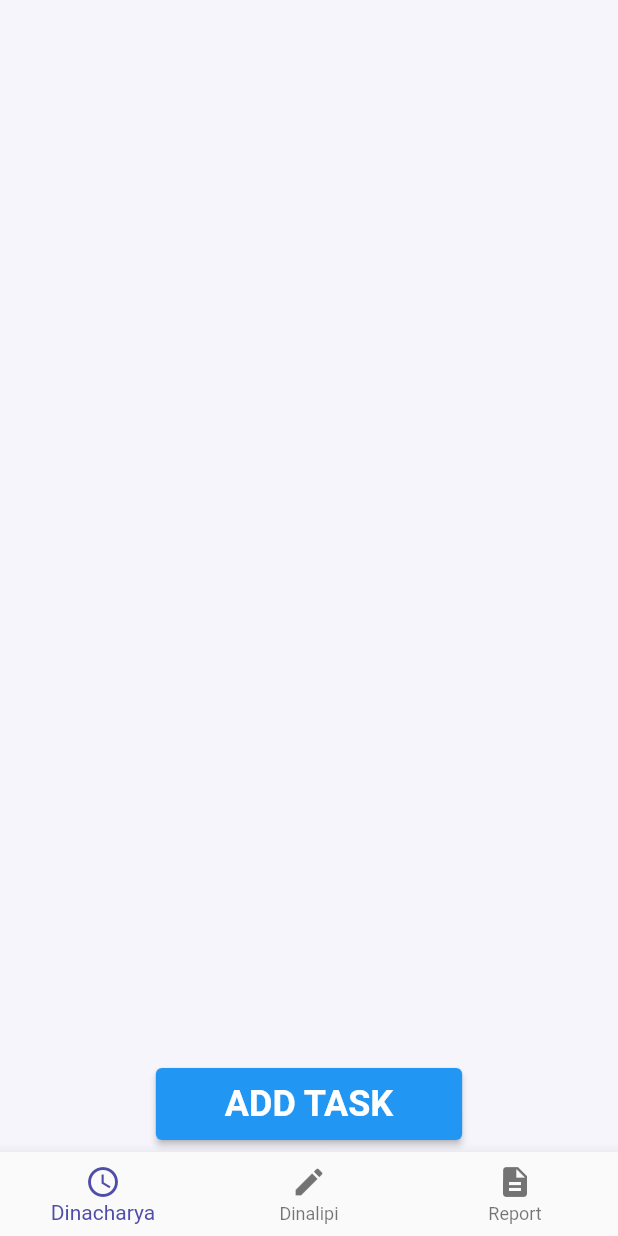
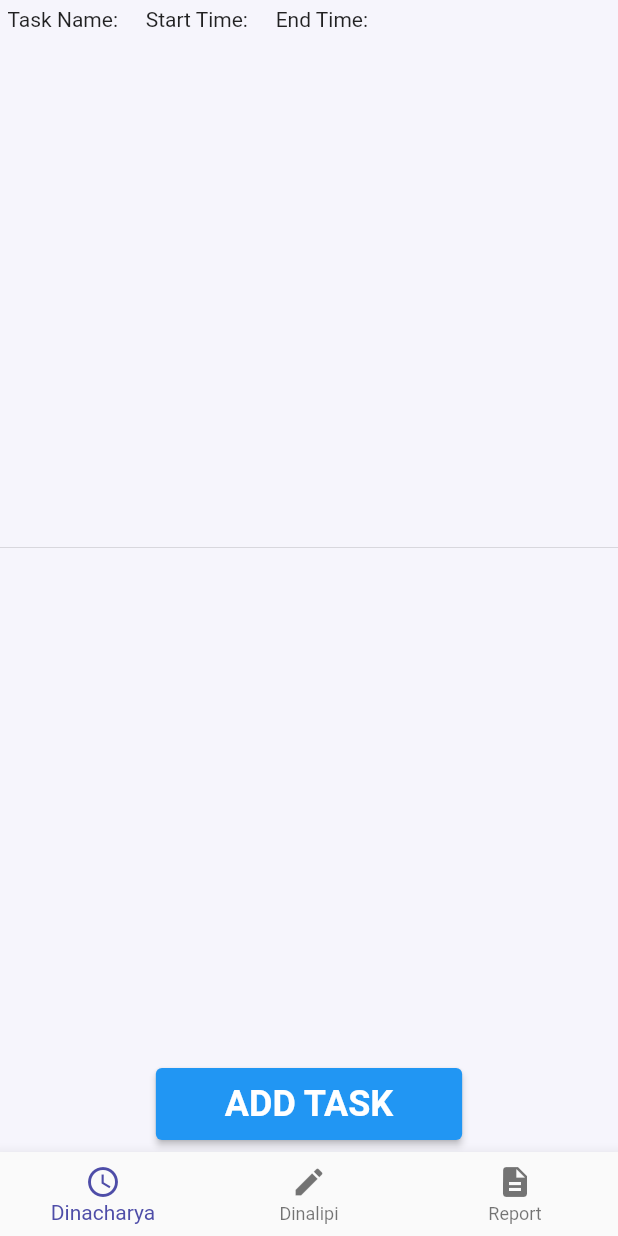
Before and after one commit to tnsmobilesolutions/dinalipi, a Flutter app: the screen it shows after launch, on a phone screen of 412 x 824 dp. Run offline on Flutter 3.47's test engine with Material 2 defaults, Android fonts, the light colour scheme and no system bars; our stand-ins replace get, timelines.

Commit message:
replaced provider with getx

```diff
--- a/lib/data/model/dinacharya.dart
+++ b/lib/data/model/dinacharya.dart
@@ -4,46 +4,10 @@ import 'package:dinalipi/data/model/task.dart';
 import 'package:flutter/foundation.dart';
 
 class Dinacharya {
-  List<Task> tasks;
+  List<Task>? tasks;
   Dinacharya({
-    required this.tasks,
+    this.tasks,
   });
 
-  Dinacharya copyWith({
-    List<Task>? tasks,
-  }) {
-    return Dinacharya(
-      tasks: tasks ?? this.tasks,
-    );
-  }
 
-  Map<String, dynamic> toMap() {
-    return {
-      'tasks': tasks.map((x) => x.toMap()).toList(),
-    };
-  }
-
-  factory Dinacharya.fromMap(Map<String, dynamic> map) {
-    return Dinacharya(
-      tasks: List<Task>.from(map['tasks']?.map((x) => Task.fromMap(x))),
-    );
-  }
-
-  String toJson() => json.encode(toMap());
-
-  factory Dinacharya.fromJson(String source) =>
-      Dinacharya.fromMap(json.decode(source));
-
-  @override
-  String toString() => 'Dinacharya(tasks: $tasks)';
-
-  @override
-  bool operator ==(Object other) {
-    if (identical(this, other)) return true;
-
-    return other is Dinacharya && listEquals(other.tasks, tasks);
-  }
-
-  @override
-  int get hashCode => tasks.hashCode;
 }
--- a/lib/data/model/task.dart
+++ b/lib/data/model/task.dart
@@ -1,66 +1,20 @@
-import 'dart:convert';
-import 'package:dinalipi/data/model/utility.dart';
-import 'package:flutter/material.dart';
 
-class Task {
-  String taskName;
-  TimeOfDay startTime;
-  TimeOfDay endTime;
+import 'package:get/get.dart';
 
-  Task({
-    required this.taskName,
-    required this.startTime,
-    required this.endTime,
-  });
+class Task extends GetxController {
+  var taskName = ''.obs;
+  var startTime = ''.obs;
+  var endTime = ''.obs;
 
-  Task copyWith({
-    String? taskName,
-    TimeOfDay? startTime,
-    TimeOfDay? endTime,
-  }) {
-    return Task(
-      taskName: taskName ?? this.taskName,
-      startTime: startTime ?? this.startTime,
-      endTime: endTime ?? this.endTime,
-    );
+  void addDinacharyaTask(var _taskName, var _startTime, var _endTime) {
+    taskName.value = _taskName;
+    startTime.value = _startTime;
+    endTime.value = _endTime;
+
+    update();
   }
 
-  Map<String, dynamic> toMap() {
-    return {
-      'taskName': taskName,
-      'startTime': Utility.timeOfDayString(
-          startTime), // TODO: need to check this if toString() works
-      'endTime': Utility.timeOfDayString(
-          endTime), // TODO: need to check this if toString() works
-    };
-  }
 
-  factory Task.fromMap(Map<String, dynamic> map) {
-    return Task(
-      taskName: map['taskName'],
-      startTime: Utility.getTimeOfDay(map['startTime']),
-      endTime: Utility.getTimeOfDay(map['endTime']),
-    );
-  }
 
-  String toJson() => json.encode(toMap());
 
-  factory Task.fromJson(String source) => Task.fromMap(json.decode(source));
-
-  @override
-  String toString() =>
-      'Task(taskName: $taskName, startTime: $startTime, endTime: $endTime)';
-
-  @override
-  bool operator ==(Object other) {
-    if (identical(this, other)) return true;
-
-    return other is Task &&
-        other.taskName == taskName &&
-        other.startTime == startTime &&
-        other.endTime == endTime;
-  }
-
-  @override
-  int get hashCode => taskName.hashCode ^ startTime.hashCode ^ endTime.hashCode;
 }
--- a/lib/main.dart
+++ b/lib/main.dart
@@ -12,6 +12,7 @@ import 'package:dinalipi/presentation/screens/dinalipi/dinalipi_screen.dart';
 import 'package:dinalipi/presentation/screens/report/report_screen.dart';
 import 'package:flutter/material.dart';
 import 'package:flutter/services.dart';
+import 'package:get/get.dart';
 
 void main() {
   SystemChrome.setSystemUIOverlayStyle(SystemUiOverlayStyle(
@@ -29,7 +30,7 @@ class MyApp extends StatelessWidget {
 
   @override
   Widget build(BuildContext context) {
-    return MaterialApp(
+    return GetMaterialApp(
       debugShowCheckedModeBanner:
           false, // This removes the debug banner in app in debug mode
       title: _title,
@@ -61,7 +62,7 @@ class HomeWidget extends StatefulWidget {
 class _HomeWidgetState extends State<HomeWidget> {
   int _selectedIndex = 0;
 
-  static const List<Widget> _widgetOptions = <Widget>[
+  static  List<Widget> _widgetOptions = <Widget>[
     DinacharyaScreen(),
     DinalipiScreen(),
     ReportScreen(),
--- a/lib/presentation/screens/dinacharya/dinacharya_screen.dart
+++ b/lib/presentation/screens/dinacharya/dinacharya_screen.dart
@@ -1,32 +1,72 @@
+import 'package:dinalipi/data/model/task.dart';
 import 'package:dinalipi/presentation/screens/dinacharya/addTask.dart';
 import 'package:flutter/material.dart';
+import 'package:get/get.dart';
 
-class DinacharyaScreen extends StatelessWidget {
+import 'package:timelines/timelines.dart';
+
+class DinacharyaScreen extends StatefulWidget {
   const DinacharyaScreen({Key? key}) : super(key: key);
+
+  @override
+  _DinacharyaScreenState createState() => _DinacharyaScreenState();
+}
+
+class _DinacharyaScreenState extends State<DinacharyaScreen> {
+  final Task data = Get.put(Task());
 
   @override
   Widget build(BuildContext context) {
     return Container(
+      child: Column(
+        mainAxisAlignment: MainAxisAlignment.spaceBetween,
+        children: [
+          Padding(
+            padding: const EdgeInsets.symmetric(horizontal: 5, vertical: 5),
+            child: Row(
+              children: [
+                Obx(() => Text('Task Name: ${data.taskName.value}')),
+                SizedBox(width: 15),
+                Obx(() => Text('Start Time: ${data.startTime.value}')),
+                SizedBox(width: 15),
+                Obx(() => Text('End Time: ${data.endTime.value}')),
+              ],
+            ),
+          ),
+          Divider(),
+
+          // Timeline.tileBuilder(
+          //   builder: TimelineTileBuilder.fromStyle(
+          //     contentsAlign: ContentsAlign.alternating,
+          //     contentsBuilder: (context, index) => Padding(
+          //       padding: const EdgeInsets.all(24.0),
+          //       child: Text('Timeline Event $index'),
+          //     ),
+          //     itemCount: 10,
+          //   ),
+          // ),
+          Padding(
+            padding: const EdgeInsets.all(8.0),
+            child: Column(
+              children: [
+                ElevatedButton(
                   child: Padding(
-        padding: const EdgeInsets.all(8.0),
-        child: Align(
-          alignment: Alignment.bottomCenter,
-          child: ElevatedButton(
-            child: Padding(
-              padding: const EdgeInsets.symmetric(vertical: 10, horizontal: 30),
+                    padding: const EdgeInsets.symmetric(
+                        vertical: 10, horizontal: 30),
                     child: Text(
                       "ADD TASK",
-                style: TextStyle(fontSize: 24.0, fontWeight: FontWeight.w700),
+                      style: TextStyle(
+                          fontSize: 24.0, fontWeight: FontWeight.w700),
                     ),
                   ),
                   onPressed: () {
-              Navigator.push(
-                context,
-                MaterialPageRoute(builder: (context) => AddTaskPage()),
-              );
+                    Get.to(() => AddTaskPage());
                   },
                 ),
+              ],
             ),
+          ),
+        ],
       ),
     );
   }
```
Also changed, not shown: lib/presentation/screens/dinacharya/addTask.dart (+46 -21 lines), pubspec.yaml (+4 -3 lines), pubspec.lock. Lines whose indentation alone changed are shown as unchanged.
